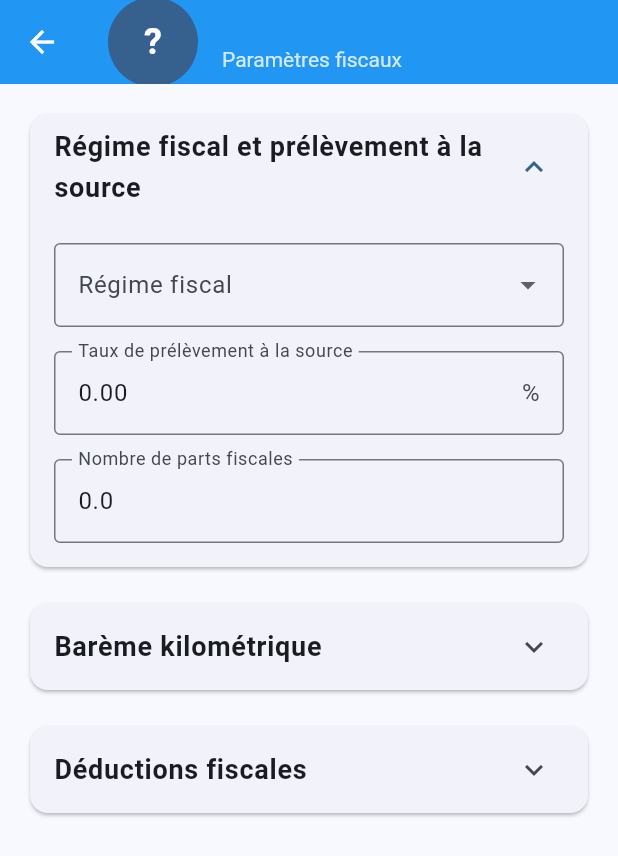
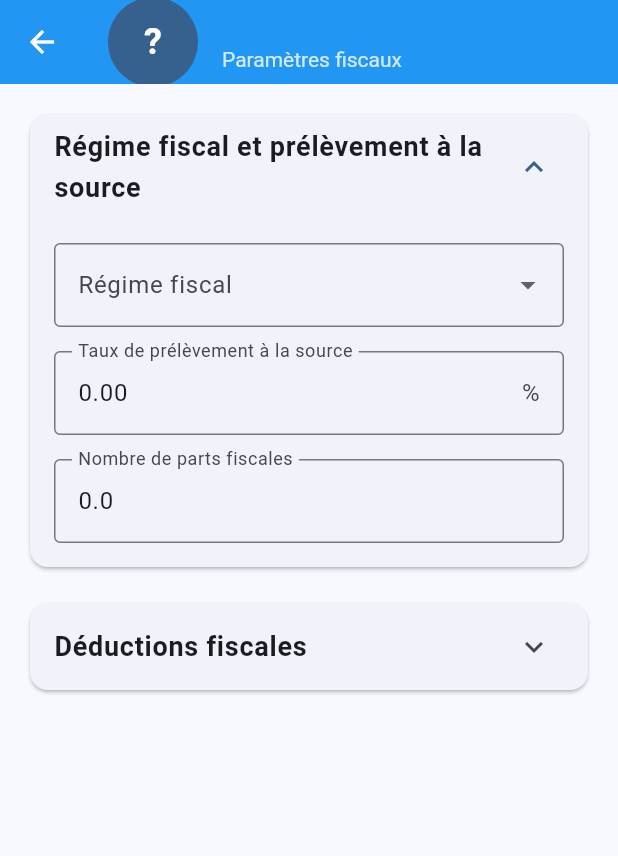
Before and after one commit to ShakaTry/job_cost, a Flutter app: the FiscalParametersScreen screen opened directly with empty values, after a tap on "Régime fiscal et prélèvement à la source", on a phone screen of 412 x 824 dp. Shown: the top 856 px of the screen. Run offline on Flutter 3.47's test engine with Material 3 defaults, Android fonts, the phone set to English and light mode, and no system bars; our stand-ins replace shared_preferences; accounts and stored records are empty.

Commit message:
refactor: Supprimer le barème kilométrique de Paramètres fiscaux
- Garder uniquement la puissance fiscale dans Transport (donnée véhicule)
- Supprimer la section barème kilométrique redondante de Paramètres fiscaux
- Retirer le champ mileageScaleCategory du modèle UserProfile
- Nettoyer les constantes et services associés
- Le barème sera automatiquement déduit lors des calculs depuis la puissance fiscale

🤖 Generated with [Claude Code](https://claude.ai/code)

Co-Authored-By: Claude <noreply@anthropic.com>

```diff
--- a/lib/constants/app_constants.dart
+++ b/lib/constants/app_constants.dart
@@ -136,13 +136,6 @@ class AppConstants {
     'Frais réels',
   ];
 
-  static const List<String> mileageScaleCategories = [
-    '3-4 CV',
-    '5 CV',
-    '6 CV',
-    '7 CV et plus',
-  ];
-
   // Default fiscal values
   static const double defaultWithholdingRate = 0.0; // %
   static const double defaultFiscalParts = 1.0;
--- a/lib/models/user_profile.dart
+++ b/lib/models/user_profile.dart
@@ -54,7 +54,6 @@ class UserProfile {
   final String? fiscalRegime; // Régime fiscal (réel ou forfaitaire)
   final double? withholdingRate; // Taux de prélèvement à la source
   final double? fiscalParts; // Nombre de parts fiscales
-  final String? mileageScaleCategory; // Catégorie barème kilométrique (3-4CV, 5CV, etc.)
   final double? deductibleCSG; // CSG déductible (pourcentage personnalisé si différent du standard)
   final double? additionalDeductions; // Autres déductions fiscales mensuelles
 
@@ -104,7 +103,6 @@ class UserProfile {
     this.fiscalRegime,
     this.withholdingRate,
     this.fiscalParts,
-    this.mileageScaleCategory,
     this.deductibleCSG,
     this.additionalDeductions,
   });
@@ -155,7 +153,6 @@ class UserProfile {
     String? fiscalRegime,
     double? withholdingRate,
     double? fiscalParts,
-    String? mileageScaleCategory,
     double? deductibleCSG,
     double? additionalDeductions,
   }) {
@@ -205,7 +202,6 @@ class UserProfile {
       fiscalRegime: fiscalRegime ?? this.fiscalRegime,
       withholdingRate: withholdingRate ?? this.withholdingRate,
       fiscalParts: fiscalParts ?? this.fiscalParts,
-      mileageScaleCategory: mileageScaleCategory ?? this.mileageScaleCategory,
       deductibleCSG: deductibleCSG ?? this.deductibleCSG,
       additionalDeductions: additionalDeductions ?? this.additionalDeductions,
     );
@@ -255,7 +251,6 @@ class UserProfile {
     String? fiscalRegime,
     double? withholdingRate,
     double? fiscalParts,
-    String? mileageScaleCategory,
     double? deductibleCSG,
     double? additionalDeductions,
   }) {
@@ -305,7 +300,6 @@ class UserProfile {
       fiscalRegime: fiscalRegime,
       withholdingRate: withholdingRate,
       fiscalParts: fiscalParts,
-      mileageScaleCategory: mileageScaleCategory,
       deductibleCSG: deductibleCSG,
       additionalDeductions: additionalDeductions,
     );
--- a/lib/screens/fiscal_parameters_screen.dart
+++ b/lib/screens/fiscal_parameters_screen.dart
@@ -26,18 +26,15 @@ class _FiscalParametersScreenState extends State<FiscalParametersScreen> {
   final _withholdingRateController = TextEditingController();
   final _fiscalPartsController = TextEditingController();
 
-  // Controllers pour barème kilométrique
+  // Controllers pour déductions
   final _deductibleCSGController = TextEditingController();
-
   // Controllers pour autres déductions
   final _additionalDeductionsController = TextEditingController();
 
   String? _fiscalRegime;
-  String? _mileageScaleCategory;
 
   // États d'expansion des sections
   bool _fiscalRegimeExpanded = false;
-  bool _mileageScaleExpanded = false;
   bool _deductionsExpanded = false;
 
   @override
@@ -54,25 +51,7 @@ class _FiscalParametersScreenState extends State<FiscalParametersScreen> {
     _withholdingRateController.text = _profile.withholdingRate?.toStringAsFixed(2) ?? '';
     _fiscalPartsController.text = _profile.fiscalParts?.toStringAsFixed(1) ?? '';
 
-    // Barème kilométrique - déduction automatique depuis la puissance fiscale du véhicule
-    if (_profile.mileageScaleCategory != null) {
-      _mileageScaleCategory = _profile.mileageScaleCategory;
-    } else {
-      // Déduire depuis la puissance fiscale si elle existe
-      final transport = _profile.transport;
-      if (transport != null && transport['fiscalPower'] != null) {
-        final fiscalPower = transport['fiscalPower'] as int;
-        if (fiscalPower <= 4) {
-          _mileageScaleCategory = '3-4 CV';
-        } else if (fiscalPower == 5) {
-          _mileageScaleCategory = '5 CV';
-        } else if (fiscalPower == 6) {
-          _mileageScaleCategory = '6 CV';
-        } else {
-          _mileageScaleCategory = '7 CV et plus';
-        }
-      }
-    }
+    // Déductions
     _deductibleCSGController.text = _profile.deductibleCSG?.toStringAsFixed(2) ?? '';
 
     // Autres déductions
@@ -103,7 +82,6 @@ class _FiscalParametersScreenState extends State<FiscalParametersScreen> {
         fiscalRegime: _fiscalRegime,
         withholdingRate: double.tryParse(_withholdingRateController.text),
         fiscalParts: double.tryParse(_fiscalPartsController.text),
-        mileageScaleCategory: _mileageScaleCategory,
         deductibleCSG: double.tryParse(_deductibleCSGController.text),
         additionalDeductions: double.tryParse(_additionalDeductionsController.text),
       );
@@ -243,83 +221,7 @@ class _FiscalParametersScreenState extends State<FiscalParametersScreen> {
               ),
               const SizedBox(height: 16),
 
-              // Section 2 - Barème kilométrique
-              Card(
-                child: ExpansionTile(
-                  initiallyExpanded: _mileageScaleExpanded,
-                  onExpansionChanged: (expanded) {
-                    setState(() {
-                      _mileageScaleExpanded = expanded;
-                    });
-                  },
-                  shape: const Border(),
-                  title: const Text(
-                    'Barème kilométrique',
-                    style: TextStyle(
-                      fontSize: 18,
-                      fontWeight: FontWeight.bold,
-                    ),
-                  ),
-                  children: [
-                    Padding(
-                      padding: const EdgeInsets.all(16.0),
-                      child: Column(
-                        children: [
-                          DropdownButtonFormField<String>(
-                            value: _mileageScaleCategory,
-                            decoration: const InputDecoration(
-                              labelText: 'Catégorie du barème kilométrique',
-                              border: OutlineInputBorder(),
-                            ),
-                            items: AppConstants.mileageScaleCategories.map((category) {
-                              return DropdownMenuItem(
-                                value: category,
-                                child: Text(category),
-                              );
-                            }).toList(),
-                            onChanged: (value) {
-                              setState(() {
-                                _mileageScaleCategory = value;
-                                _saveProfile();
-                              });
-                            },
-                          ),
-                          const SizedBox(height: 16),
-                          Container(
-                            padding: const EdgeInsets.all(12),
-                            decoration: BoxDecoration(
-                              color: Colors.blue.withValues(alpha: 0.1),
-                              borderRadius: BorderRadius.circular(8),
-                            ),
-                            child: Row(
-                              children: [
-                                Icon(
-                                  Icons.info_outline,
-                                  color: Colors.blue[700],
-                                  size: 20,
-                                ),
-                                const SizedBox(width: 8),
-                                Expanded(
-                                  child: Text(
-                                    'La catégorie est automatiquement déduite de la puissance fiscale de votre véhicule. Le barème sera utilisé pour calculer vos frais réels de transport.',
-                                    style: TextStyle(
-                                      color: Colors.blue[700],
-                                      fontSize: 14,
-                                    ),
-                                  ),
-                                ),
-                              ],
-                            ),
-                          ),
-                        ],
-                      ),
-                    ),
-                  ],
-                ),
-              ),
-              const SizedBox(height: 16),
-
-              // Section 3 - Déductions fiscales
+              // Section 2 - Déductions fiscales
               Card(
                 child: ExpansionTile(
                   initiallyExpanded: _deductionsExpanded,
--- a/lib/services/profile_service.dart
+++ b/lib/services/profile_service.dart
@@ -97,7 +97,6 @@ class ProfileService {
       'fiscalRegime': profile.fiscalRegime,
       'withholdingRate': profile.withholdingRate,
       'fiscalParts': profile.fiscalParts,
-      'mileageScaleCategory': profile.mileageScaleCategory,
       'deductibleCSG': profile.deductibleCSG,
       'additionalDeductions': profile.additionalDeductions,
     };
@@ -207,7 +206,6 @@ class ProfileService {
       fiscalRegime: json['fiscalRegime'] as String?,
       withholdingRate: (json['withholdingRate'] as num?)?.toDouble(),
       fiscalParts: (json['fiscalParts'] as num?)?.toDouble(),
-      mileageScaleCategory: json['mileageScaleCategory'] as String?,
       deductibleCSG: (json['deductibleCSG'] as num?)?.toDouble(),
       additionalDeductions: (json['additionalDeductions'] as num?)?.toDouble(),
     );
```
